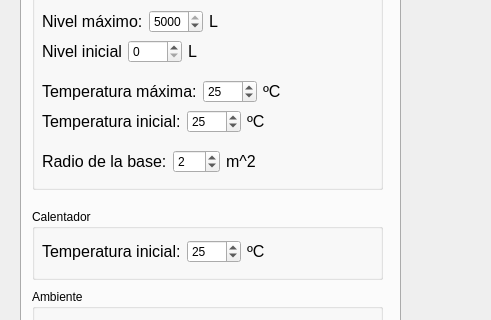
First picture: the form in WaterTank/mainwindow.ui, repository Grimpper/Project_SII_WaterTank, before the edit; both pictures show x 0 to 491 and y 367 to 687 of the 800 by 785 pixel window.
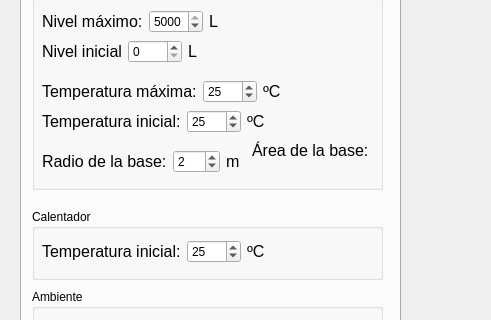
Second picture: the form after the edit. The open tabs and pages were chosen to show the change.

Commit message: Created tank class

Patch:
```diff
--- a/WaterTank/mainwindow.ui
+++ b/WaterTank/mainwindow.ui
@@ -826,7 +826,7 @@
         <rect>
          <x>10</x>
          <y>170</y>
-         <width>226</width>
+         <width>201</width>
          <height>25</height>
         </rect>
        </property>
@@ -864,12 +864,48 @@
            </font>
           </property>
           <property name="text">
-           <string>m^2</string>
+           <string>m</string>
           </property>
          </widget>
         </item>
        </layout>
       </widget>
+      <widget class="QLabel" name="label_BaseArea">
+       <property name="geometry">
+        <rect>
+         <x>220</x>
+         <y>160</y>
+         <width>121</width>
+         <height>23</height>
+        </rect>
+       </property>
+       <property name="font">
+        <font>
+         <pointsize>12</pointsize>
+        </font>
+       </property>
+       <property name="text">
+        <string>Área de la base:</string>
+       </property>
+      </widget>
+      <widget class="QLabel" name="label_BaseArea_Value">
+       <property name="geometry">
+        <rect>
+         <x>220</x>
+         <y>180</y>
+         <width>121</width>
+         <height>23</height>
+        </rect>
+       </property>
+       <property name="font">
+        <font>
+         <pointsize>12</pointsize>
+        </font>
+       </property>
+       <property name="text">
+        <string/>
+       </property>
+      </widget>
      </widget>
      <widget class="QGroupBox" name="groupBox_HeaterConfig">
       <property name="geometry">
```
Left out of the diff: 2 changed lines with no effect on the pictures. The commit also changes 5 other files.
